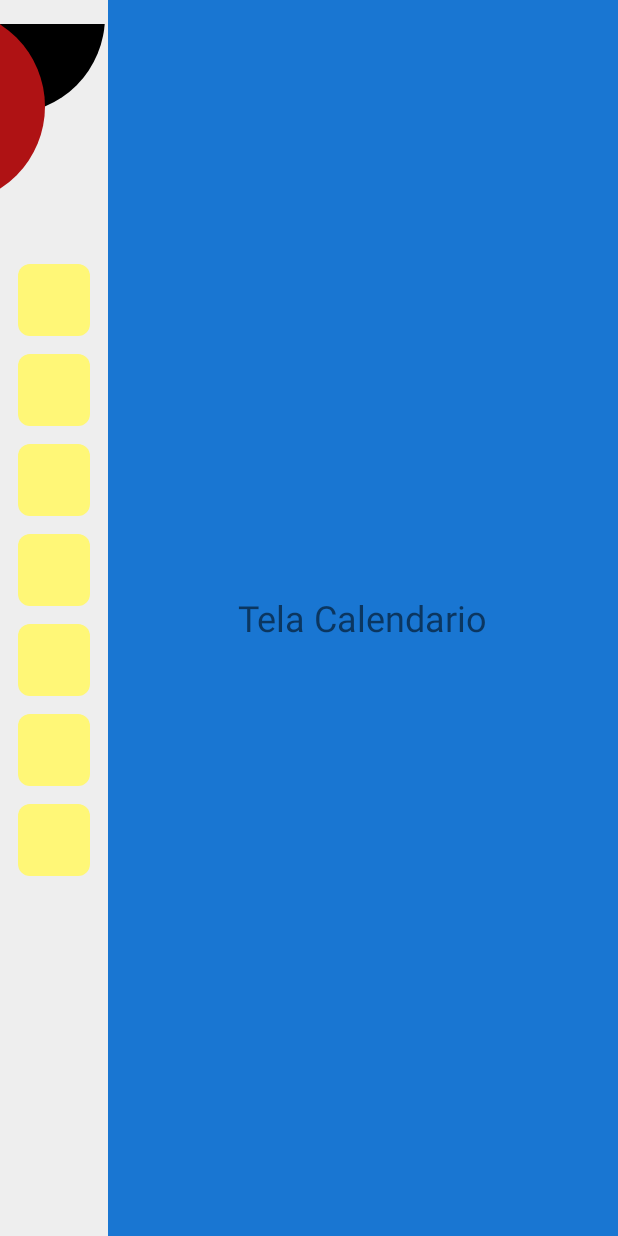
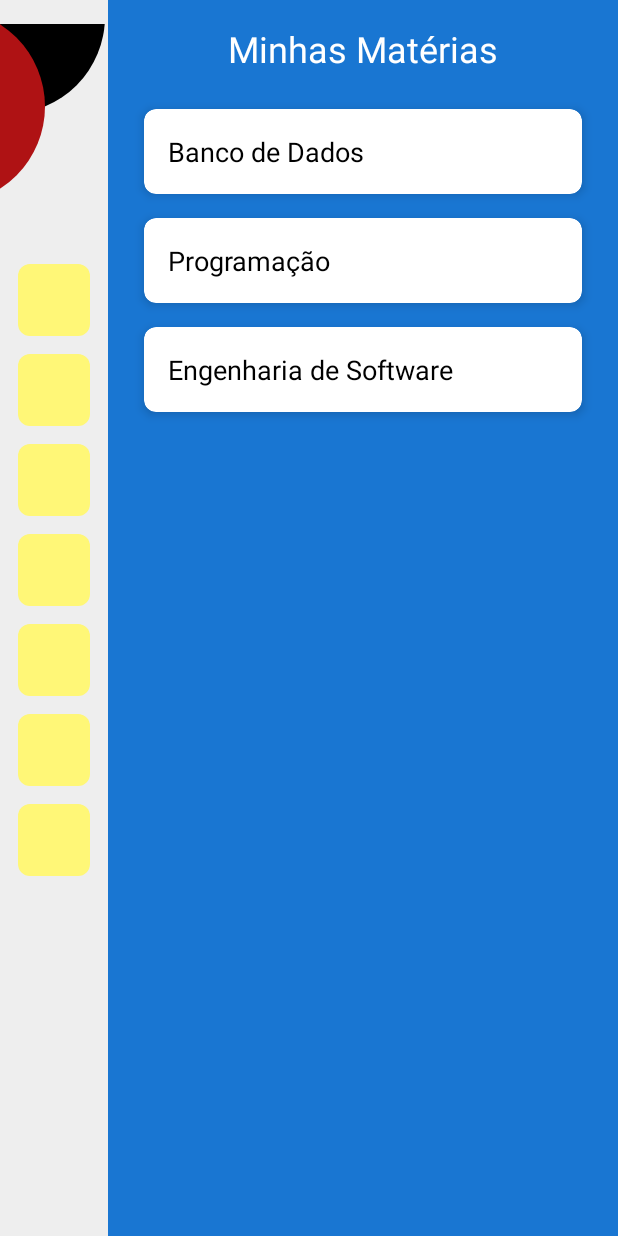
Before and after one commit to danielpr-lima/app-siga, an Android app: the fragment NotasFragment placed in its activity, on a phone screen of 412 x 824 dp. Run offline under Robolectric (Android 15) with nearby library versions, the phone set to English and light mode, and no system bars.

Commit message:
feat: criar adapter e layout para RecyclerView de matérias

```diff
--- /dev/null
+++ b/app/src/main/java/br/com/alura/orgs/adapter/MateriaAdapter.kt
@@ -0,0 +1,30 @@
+package br.com.alura.orgs.adapter
+
+import android.view.LayoutInflater
+import android.view.View
+import android.view.ViewGroup
+import android.widget.TextView
+import androidx.recyclerview.widget.RecyclerView
+import br.com.alura.orgs.R
+import br.com.alura.orgs.model.Materia
+
+class MateriaAdapter(
+    private val materias: List<Materia>
+) : RecyclerView.Adapter<MateriaAdapter.MateriaViewHolder>() {
+
+    inner class MateriaViewHolder(itemView: View) : RecyclerView.ViewHolder(itemView) {
+        val tvNome = itemView.findViewById<TextView>(R.id.tvMateriaNome)
+    }
+
+    override fun onCreateViewHolder(parent: ViewGroup, viewType: Int): MateriaViewHolder {
+        val view = LayoutInflater.from(parent.context).inflate(R.layout.item_materia, parent, false)
+        return MateriaViewHolder(view)
+    }
+
+    override fun getItemCount() = materias.size
+
+    override fun onBindViewHolder(holder: MateriaViewHolder, position: Int) {
+        val materia = materias[position]
+        holder.tvNome.text = materia.materia
+    }
+}
--- a/app/src/main/java/br/com/alura/orgs/fragments/NotasFragment.kt
+++ b/app/src/main/java/br/com/alura/orgs/fragments/NotasFragment.kt
@@ -5,12 +5,60 @@ import android.view.LayoutInflater
 import android.view.View
 import android.view.ViewGroup
 import androidx.fragment.app.Fragment
+import androidx.recyclerview.widget.LinearLayoutManager
+import androidx.recyclerview.widget.RecyclerView
 import br.com.alura.orgs.R
+import br.com.alura.orgs.adapter.MateriaAdapter
+import br.com.alura.orgs.model.Aluno
+import br.com.alura.orgs.model.Materia
+import br.com.alura.orgs.model.Notas
+import br.com.alura.orgs.model.Presenca
+
 
 class NotasFragment : Fragment() {
+
+    private lateinit var adapter: MateriaAdapter
+
     override fun onCreateView(
-        inflater: LayoutInflater, container: ViewGroup?, savedInstanceState: Bundle?
-    ): View {
+        inflater: LayoutInflater, container: ViewGroup?,
+        savedInstanceState: Bundle?
+    ): View? {
         return inflater.inflate(R.layout.fragment_notas, container, false)
     }
+
+    override fun onViewCreated(view: View, savedInstanceState: Bundle?) {
+        super.onViewCreated(view, savedInstanceState)
+
+        val recyclerView = view.findViewById<RecyclerView>(R.id.rvMaterias)
+        recyclerView.layoutManager = LinearLayoutManager(requireContext())
+
+        // Dados mock simulando retorno da API
+        val alunoMock = Aluno(
+            role = "aluno",
+            cpf = "123.456.789-00",
+            nome = "João da Silva",
+            email = "joao@email.com",
+            curso = "Engenharia de Software",
+            materias = listOf(
+                Materia(
+                    materia = "Banco de Dados",
+                    notas = Notas(P1 = 8.5, P2 = 7.0, T = 9.0, P3 = 6.5),
+                    presenca = Presenca(aulasTotais = 40, faltas = 3)
+                ),
+                Materia(
+                    materia = "Programação",
+                    notas = Notas(P1 = 7.0, P2 = 8.0, T = 7.5, P3 = 8.0),
+                    presenca = Presenca(aulasTotais = 40, faltas = 1)
+                ),
+                Materia(
+                    materia = "Engenharia de Software",
+                    notas = Notas(P1 = 9.0, P2 = 8.5, T = 8.0, P3 = 9.0),
+                    presenca = Presenca(aulasTotais = 40, faltas = 0)
+                )
+            )
+        )
+
+        adapter = MateriaAdapter(alunoMock.materias)
+        recyclerView.adapter = adapter
+    }
 }
--- /dev/null
+++ b/app/src/main/java/br/com/alura/orgs/model/Materia.kt
@@ -0,0 +1,28 @@
+package br.com.alura.orgs.model
+
+data class Aluno(
+    val role: String,
+    val cpf: String,
+    val nome: String,
+    val email: String,
+    val curso: String,
+    val materias: List<Materia>
+)
+
+data class Materia(
+    val materia: String,
+    val notas: Notas,
+    val presenca: Presenca
+)
+
+data class Notas(
+    val P1: Double,
+    val P2: Double,
+    val T: Double,
+    val P3: Double
+)
+
+data class Presenca(
+    val aulasTotais: Int,
+    val faltas: Int
+)
--- a/app/src/main/res/layout/fragment_notas.xml
+++ b/app/src/main/res/layout/fragment_notas.xml
@@ -1,12 +1,23 @@
-<FrameLayout xmlns:android="http://schemas.android.com/apk/res/android"
+<LinearLayout xmlns:android="http://schemas.android.com/apk/res/android"
+    android:orientation="vertical"
+    android:background="@color/primary_blue"
     android:layout_width="match_parent"
     android:layout_height="match_parent"
-    android:background="@color/primary_blue">
+    android:padding="16dp">
 
     <TextView
-        android:layout_gravity="center"
+        android:id="@+id/tvTitulo"
         android:layout_width="wrap_content"
         android:layout_height="wrap_content"
-        android:text="Tela Calendario"
-        android:textSize="24sp"/>
-</FrameLayout>
+        android:text="Minhas Matérias"
+        android:textSize="24sp"
+        android:textColor="@android:color/white"
+        android:layout_gravity="center_horizontal"
+        android:paddingBottom="16dp"/>
+
+    <androidx.recyclerview.widget.RecyclerView
+        android:id="@+id/rvMaterias"
+        android:layout_width="match_parent"
+        android:layout_height="match_parent"/>
+
+</LinearLayout>
--- /dev/null
+++ b/app/src/main/res/layout/item_materia.xml
@@ -0,0 +1,19 @@
+<?xml version="1.0" encoding="utf-8"?>
+<androidx.cardview.widget.CardView xmlns:android="http://schemas.android.com/apk/res/android"
+    xmlns:card_view="http://schemas.android.com/apk/res-auto"
+    android:layout_width="match_parent"
+    android:layout_height="wrap_content"
+    card_view:cardCornerRadius="8dp"
+    card_view:cardElevation="4dp"
+    android:layout_margin="8dp">
+
+    <TextView
+        android:id="@+id/tvMateriaNome"
+        android:layout_width="match_parent"
+        android:layout_height="wrap_content"
+        android:padding="16dp"
+        android:text="Nome da Matéria"
+        android:textSize="18sp"
+        android:textColor="@android:color/black" />
+
+</androidx.cardview.widget.CardView>
```
